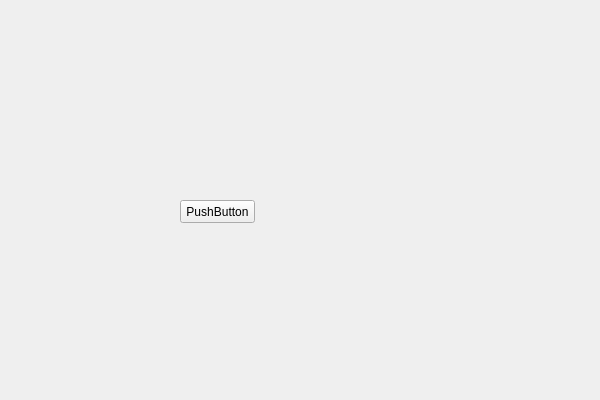
Qt form src/FormPhysicalPropertyParameter.ui (Aiopr-bits/MAVES) before a commit.
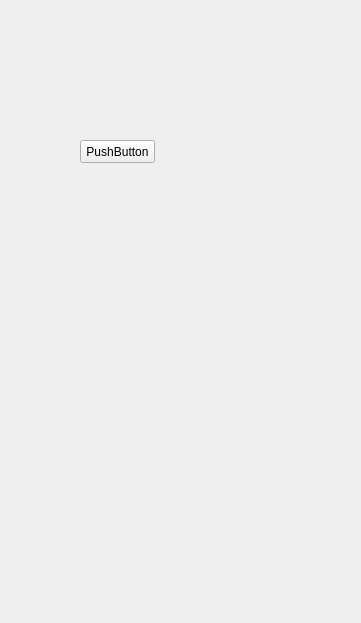
The same form after that commit.

What changed in the file:
```diff
--- a/src/FormPhysicalPropertyParameter.ui
+++ b/src/FormPhysicalPropertyParameter.ui
@@ -6,8 +6,8 @@
    <rect>
     <x>0</x>
     <y>0</y>
-    <width>600</width>
-    <height>400</height>
+    <width>361</width>
+    <height>623</height>
    </rect>
   </property>
   <property name="windowTitle">
@@ -16,8 +16,8 @@
   <widget class="QPushButton" name="pushButton">
    <property name="geometry">
     <rect>
-     <x>180</x>
-     <y>200</y>
+     <x>80</x>
+     <y>140</y>
      <width>75</width>
      <height>23</height>
     </rect>
```
